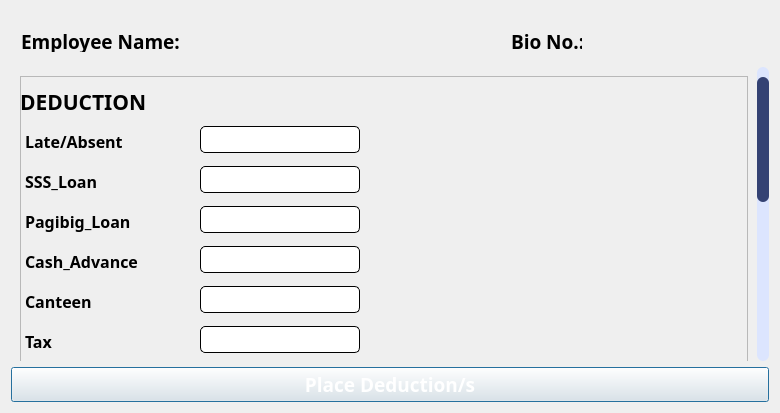
Before: the Qt Designer form MainFrame/Resources/UI/deduction.ui in Maze711/systemPayroll, drawn with Qt 5.
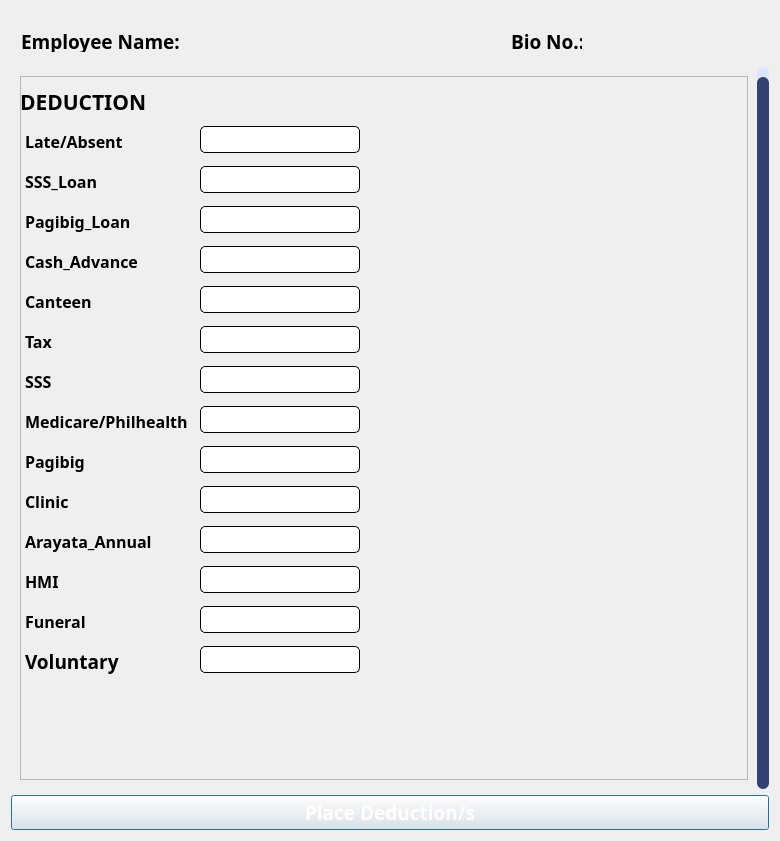
After: the same form once the commit is applied. Icons and pictures are not drawn.

```diff
--- a/MainFrame/Resources/UI/deduction.ui
+++ b/MainFrame/Resources/UI/deduction.ui
@@ -7,7 +7,7 @@
     <x>0</x>
     <y>0</y>
     <width>780</width>
-    <height>413</height>
+    <height>841</height>
    </rect>
   </property>
   <property name="windowTitle">
@@ -245,7 +245,7 @@
         <x>0</x>
         <y>0</y>
         <width>750</width>
-        <height>640</height>
+        <height>719</height>
        </rect>
       </property>
       <property name="minimumSize">
```
Left out of the diff: 18 changed lines with no effect on the pictures.
